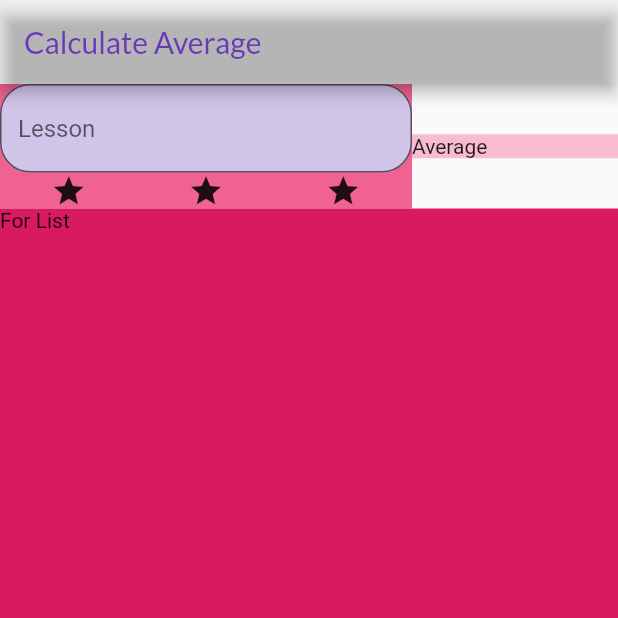
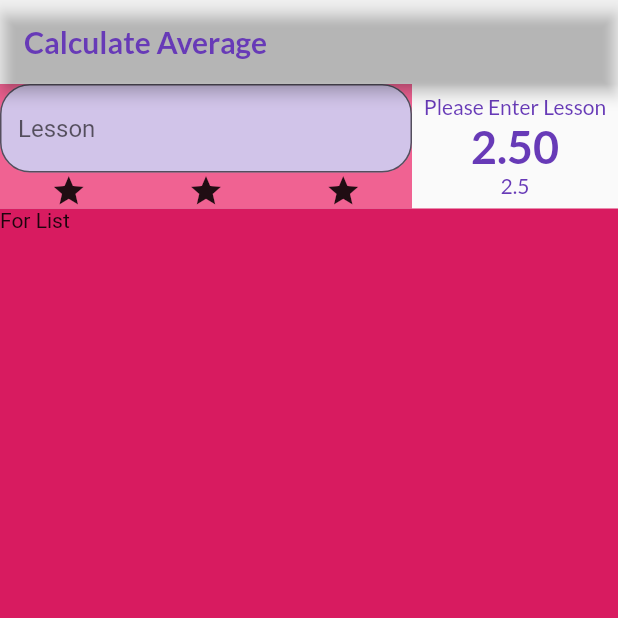
Before and after one commit to algonacci/flutter-grade-calculator, a Flutter app: the screen it shows after launch, on a phone screen of 412 x 824 dp, the top half of it. Run offline on Flutter 3.47's test engine with Material 2 defaults, Android fonts, the phone set to English and light mode, and no system bars; our stand-ins replace google_fonts.

Commit message:
create the show average widget

```diff
--- a/lib/constants.dart
+++ b/lib/constants.dart
@@ -7,5 +7,16 @@ class Constants {
   static final TextStyle textStyle = GoogleFonts.lato(
     fontSize: 20,
     color: mainColor,
+    fontWeight: FontWeight.w700,
+  );
+  static final TextStyle lessonStyle = GoogleFonts.lato(
+    fontSize: 14,
+    color: mainColor,
+    fontWeight: FontWeight.w500,
+  );
+  static final TextStyle averageStyle = GoogleFonts.lato(
+    fontSize: 30,
+    color: mainColor,
+    fontWeight: FontWeight.w700,
   );
 }
--- a/lib/main_page.dart
+++ b/lib/main_page.dart
@@ -1,5 +1,6 @@
 import 'package:flutter/material.dart';
 import 'package:flutter_grade_calculator/constants.dart';
+import 'package:flutter_grade_calculator/show_average.dart';
 
 class MainPage extends StatefulWidget {
   const MainPage({super.key});
@@ -34,11 +35,9 @@ class _MainPageState extends State<MainPage> {
               ),
               Expanded(
                 flex: 1,
-                child: Container(
-                  child: Text(
-                    'Average',
-                  ),
-                  color: Colors.pink.shade100,
+                child: ShowAverage(
+                  average: 2.5,
+                  numberOfLesson: 0,
                 ),
               ),
             ],
--- /dev/null
+++ b/lib/show_average.dart
@@ -0,0 +1,35 @@
+import 'package:flutter/material.dart';
+import 'package:flutter_grade_calculator/constants.dart';
+
+class ShowAverage extends StatelessWidget {
+  final double average;
+  final int numberOfLesson;
+
+  const ShowAverage({
+    super.key,
+    required this.average,
+    required this.numberOfLesson,
+  });
+
+  @override
+  Widget build(BuildContext context) {
+    return Column(
+      mainAxisAlignment: MainAxisAlignment.center,
+      crossAxisAlignment: CrossAxisAlignment.center,
+      children: [
+        Text(
+          numberOfLesson > 0 ? '$numberOfLesson Lesson' : 'Please Enter Lesson',
+          style: Constants.lessonStyle,
+        ),
+        Text(
+          average >= 0 ? average.toStringAsFixed(2) : '0.0',
+          style: Constants.averageStyle,
+        ),
+        Text(
+          '$average',
+          style: Constants.lessonStyle,
+        ),
+      ],
+    );
+  }
+}
```
